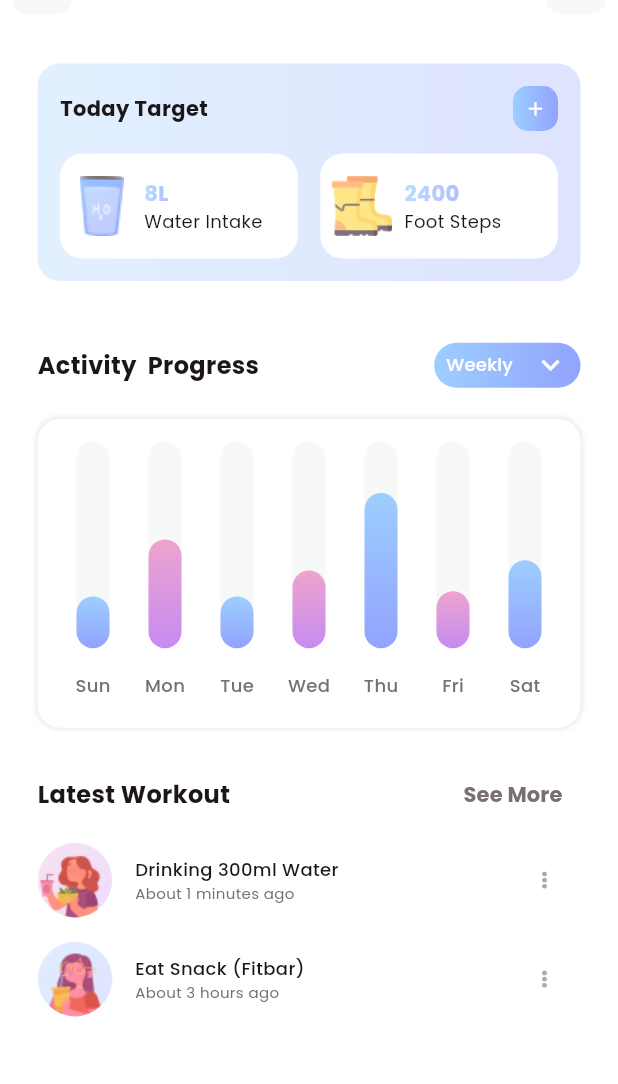
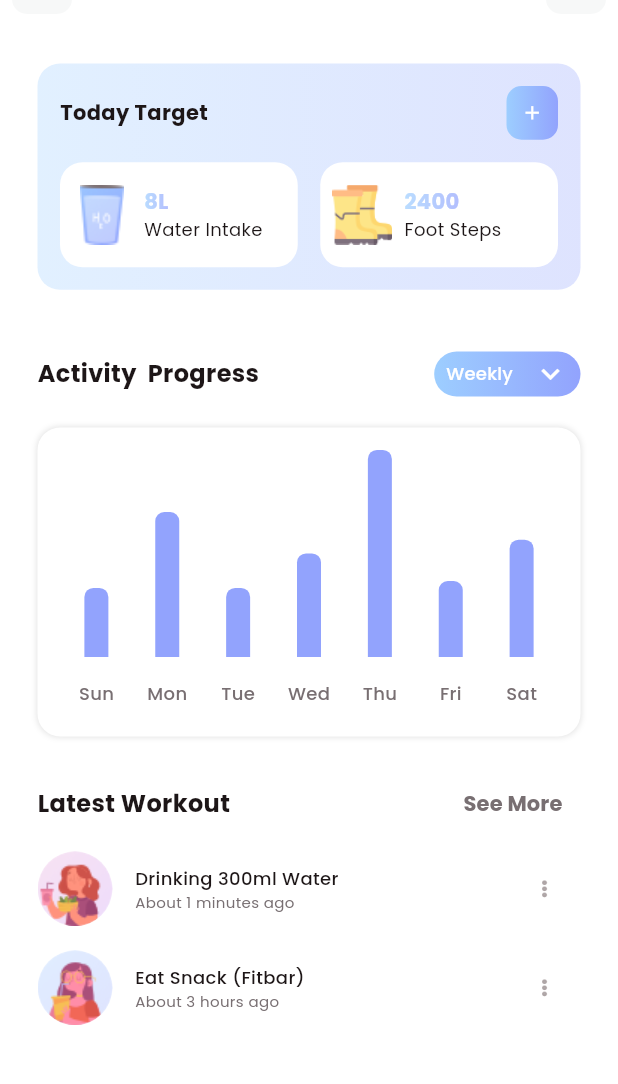
Before and after one commit to hamidhosen42/Fitness-Pal, a Flutter app: the MainTabView screen opened directly, after a tap on "Check", on a phone screen of 412 x 824 dp, the part 58-1142 px from its top. Run offline on Flutter 3.47's test engine with Material 3 defaults, Android fonts, the phone set to English and light mode, and no system bars; drawn by our look-alikes of fl_chart; our stand-ins replace animated_toggle_switch, carousel_slider, flutter_screenutil, readmore, scrollable_positioned_list, simple_circular_progress_bar; missing offline and left inert: dotted_dashed_line, simple_animation_progress_bar; key blocks and very long unbroken strings in the code were emptied for the run.

Commit message:
today target

```diff
--- a/lib/main.dart
+++ b/lib/main.dart
@@ -2,6 +2,7 @@ import 'package:flutter/material.dart';
 import 'package:flutter_screenutil/flutter_screenutil.dart';
 
 import 'common/colo_extension.dart';
+import 'view/main_tab/main_tab_view.dart';
 import 'view/on_boarding/started_view.dart';
 
 void main() {
@@ -23,7 +24,8 @@ class MyApp extends StatelessWidget {
           debugShowCheckedModeBanner: false,
           theme: ThemeData(
               primaryColor: TColor.primaryColor1, fontFamily: "Poppins"),
-          home: const StartedView(),
+          // home: const StartedView(),
+          home: const MainTabView(),
         );
       },
     );
--- a/lib/view/home/activity_tracker_view.dart
+++ b/lib/view/home/activity_tracker_view.dart
@@ -1,5 +1,6 @@
 import 'package:fl_chart/fl_chart.dart';
 import 'package:flutter/material.dart';
+import 'package:flutter_screenutil/flutter_screenutil.dart';
 
 import '../../common/colo_extension.dart';
 import '../../common_widget/latest_activity_row.dart';
@@ -14,6 +15,43 @@ class ActivityTrackerView extends StatefulWidget {
 
 class _ActivityTrackerViewState extends State<ActivityTrackerView> {
     int touchedIndex = -1;
+
+
+  bool isWeeklySelected = true; // Default selection is "Weekly"
+
+  List<List<double>> weeklyData = [
+    [5, 10.5, 5, 7.5, 15, 5.5, 8.5], // Example data for the week
+  ];
+
+  List<List<double>> monthlyData = [
+    [15, 12, 20, 18, 25, 22, 28], // Example data for the month
+  ];
+
+List<BarChartGroupData> showingGroups() {
+  List<List<double>> selectedData = isWeeklySelected ? weeklyData : monthlyData;
+
+  return List.generate(7, (index) {
+    List<double> data = selectedData[0]; // Assuming only one set of data for simplicity
+
+    return BarChartGroupData(
+      x: index,
+      barsSpace: 2,
+      barRods: [
+        BarChartRodData(
+          toY: data[index],
+          // toY: 0, // Add the toY argument here, adjust it based on your data structure
+          color: touchedIndex == index ? Colors.yellow : TColor.primaryColor1,
+          width: 16,
+          borderRadius: const BorderRadius.only(
+            topLeft: Radius.circular(6),
+            topRight: Radius.circular(6),
+          ),
+        ),
+      ],
+    );
+  });
+}
+
 
   List latestArr = [
     {
@@ -111,8 +149,8 @@ class _ActivityTrackerViewState extends State<ActivityTrackerView> {
                               fontWeight: FontWeight.w700),
                         ),
                         SizedBox(
-                          width: 30,
-                          height: 30,
+                          width: 30.w,
+                          height: 30.h,
                           child: Container(
                             decoration: BoxDecoration(
                               gradient: LinearGradient(
@@ -198,10 +236,14 @@ class _ActivityTrackerViewState extends State<ActivityTrackerView> {
                                     ),
                                   ))
                               .toList(),
-                          onChanged: (value) {},
+                          onChanged: (value) {
+                             setState(() {
+                      isWeeklySelected = value == "Weekly";
+                    });
+                          },
                           icon: Icon(Icons.expand_more, color: TColor.white),
                           hint: Text(
-                            "Weekly",
+                        isWeeklySelected ? "Weekly" : "Monthly",
                             textAlign: TextAlign.center,
                             style: TextStyle(color: TColor.white, fontSize: 12),
                           ),
@@ -318,7 +360,6 @@ class _ActivityTrackerViewState extends State<ActivityTrackerView> {
                   barGroups: showingGroups(),
                   gridData:  FlGridData(show: false),
                 )
-
                   ),
               ),
 
@@ -405,26 +446,26 @@ class _ActivityTrackerViewState extends State<ActivityTrackerView> {
       child: text,
     );
   }
-   List<BarChartGroupData> showingGroups() => List.generate(7, (i) {
-        switch (i) {
-          case 0:
-            return makeGroupData(0, 5, TColor.primaryG , isTouched: i == touchedIndex);
-          case 1:
-            return makeGroupData(1, 10.5, TColor.secondaryG, isTouched: i == touchedIndex);
-          case 2:
-            return makeGroupData(2, 5, TColor.primaryG , isTouched: i == touchedIndex);
-          case 3:
-            return makeGroupData(3, 7.5, TColor.secondaryG, isTouched: i == touchedIndex);
-          case 4:
-            return makeGroupData(4, 15, TColor.primaryG , isTouched: i == touchedIndex);
-          case 5:
-            return makeGroupData(5, 5.5, TColor.secondaryG, isTouched: i == touchedIndex);
-          case 6:
-            return makeGroupData(6, 8.5, TColor.primaryG , isTouched: i == touchedIndex);
-          default:
-            return throw Error();
-        }
-      });
+  //  List<BarChartGroupData> showingGroups() => List.generate(7, (i) {
+  //       switch (i) {
+  //         case 0:
+  //           return makeGroupData(0, 5, TColor.primaryG , isTouched: i == touchedIndex);
+  //         case 1:
+  //           return makeGroupData(1, 10.5, TColor.secondaryG, isTouched: i == touchedIndex);
+  //         case 2:
+  //           return makeGroupData(2, 5, TColor.primaryG , isTouched: i == touchedIndex);
+  //         case 3:
+  //           return makeGroupData(3, 7.5, TColor.secondaryG, isTouched: i == touchedIndex);
+  //         case 4:
+  //           return makeGroupData(4, 15, TColor.primaryG , isTouched: i == touchedIndex);
+  //         case 5:
+  //           return makeGroupData(5, 5.5, TColor.secondaryG, isTouched: i == touchedIndex);
+  //         case 6:
+  //           return makeGroupData(6, 8.5, TColor.primaryG , isTouched: i == touchedIndex);
+  //         default:
+  //           return throw Error();
+  //       }
+  //     });
 
     BarChartGroupData makeGroupData(
     int x,
--- a/lib/view/home/home_view.dart
+++ b/lib/view/home/home_view.dart
@@ -3,6 +3,7 @@ import 'package:fitness/common_widget/round_button.dart';
 import 'package:fitness/common_widget/workout_row.dart';
 import 'package:fl_chart/fl_chart.dart';
 import 'package:flutter/material.dart';
+import 'package:flutter_screenutil/flutter_screenutil.dart';
 import 'package:simple_animation_progress_bar/simple_animation_progress_bar.dart';
 import 'package:simple_circular_progress_bar/simple_circular_progress_bar.dart';
 import '../../common/colo_extension.dart';
@@ -120,6 +121,7 @@ class _HomeViewState extends State<HomeView> {
             child: Column(
               crossAxisAlignment: CrossAxisAlignment.start,
               children: [
+                SizedBox(height: 10.h,),
                 Row(
                   mainAxisAlignment: MainAxisAlignment.spaceBetween,
                   children: [
@@ -131,7 +133,7 @@ class _HomeViewState extends State<HomeView> {
                           style: TextStyle(color: TColor.gray, fontSize: 12),
                         ),
                         Text(
-                          "Stefani Wong",
+                          "Hamid Hosen",
                           style: TextStyle(
                               color: TColor.black,
                               fontSize: 20,
@@ -216,12 +218,12 @@ class _HomeViewState extends State<HomeView> {
                                   touchCallback:
                                       (FlTouchEvent event, pieTouchResponse) {},
                                 ),
-                                startDegreeOffset: 250,
+                                startDegreeOffset: 200,
                                 borderData: FlBorderData(
                                   show: false,
                                 ),
                                 sectionsSpace: 1,
-                                centerSpaceRadius: 0,
+                                centerSpaceRadius: 5,
                                 sections: showingSections(),
                               ),
                             ),
@@ -957,7 +959,6 @@ class _HomeViewState extends State<HomeView> {
       2,
       (i) {
         var color0 = TColor.secondaryColor1;
-
         switch (i) {
           case 0:
             return PieChartSectionData(
--- a/lib/view/main_tab/main_tab_view.dart
+++ b/lib/view/main_tab/main_tab_view.dart
@@ -1,13 +1,12 @@
 import 'package:fitness/common/colo_extension.dart';
 import 'package:fitness/common_widget/tab_button.dart';
-import 'package:fitness/view/home/blank_view.dart';
 import 'package:fitness/view/main_tab/select_view.dart';
 import 'package:flutter/material.dart';
+import 'package:flutter_screenutil/flutter_screenutil.dart';
 
 import '../home/home_view.dart';
 import '../photo_progress/photo_progress_view.dart';
 import '../profile/profile_view.dart';
-import '../workout_tracker/workout_tracker_view.dart';
 
 class MainTabView extends StatefulWidget {
   const MainTabView({super.key});
@@ -27,24 +26,24 @@ class _MainTabViewState extends State<MainTabView> {
       body: PageStorage(bucket: pageBucket, child: currentTab),
       floatingActionButtonLocation: FloatingActionButtonLocation.centerDocked,
       floatingActionButton: SizedBox(
-        width: 70,
-        height: 70,
+        width: 60.w,
+        height: 60.h,
         child: InkWell(
           onTap: () {},
           child: Container(
-            width: 65,
-            height: 65,
+            width: 55.w,
+            height: 55.h,
             decoration: BoxDecoration(
                 gradient: LinearGradient(
                   colors: TColor.primaryG,
                 ),
-                borderRadius: BorderRadius.circular(35),
+                borderRadius: BorderRadius.circular(50),
                 boxShadow: const [
                   BoxShadow(
                       color: Colors.black12,
                       blurRadius: 2,)
                 ]),
-            child: Icon(Icons.search,color: TColor.white, size: 35, ),
+            child: Icon(Icons.search,color: TColor.white, size: 30.sp, ),
           ),
         ),
       ),
```
